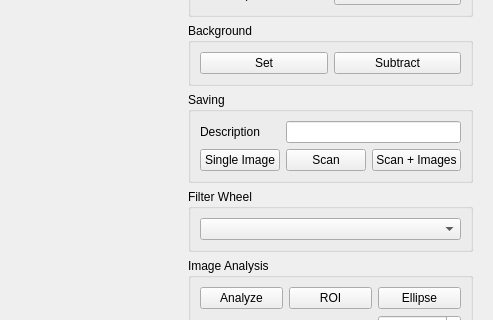
Qt form GRIT Operation/cameras/window.ui (afisher000/Radiabeam) before a commit; both pictures show x 512 to 1005 and y 221 to 541 of the 1005 by 759 pixel window.
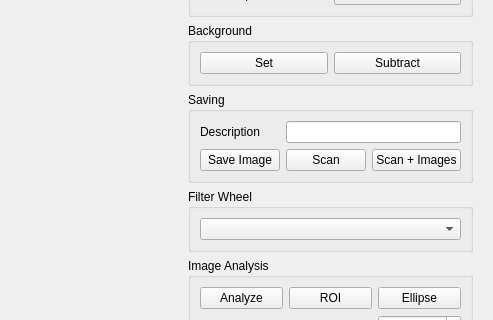
The same form after that commit.

Diff of the .ui file:
```diff
--- a/GRIT Operation/cameras/window.ui
+++ b/GRIT Operation/cameras/window.ui
@@ -171,13 +171,6 @@
          <string>Saving</string>
         </property>
         <layout class="QGridLayout" name="gridLayout_3">
-         <item row="1" column="0">
-          <widget class="QPushButton" name="singleButton">
-           <property name="text">
-            <string>Single Image</string>
-           </property>
-          </widget>
-         </item>
          <item row="0" column="1" colspan="2">
           <widget class="QLineEdit" name="descriptionEdit">
            <property name="sizePolicy">
@@ -209,6 +202,13 @@
            </property>
           </widget>
          </item>
+         <item row="1" column="0">
+          <widget class="QPushButton" name="saveButton">
+           <property name="text">
+            <string>Save Image</string>
+           </property>
+          </widget>
+         </item>
         </layout>
        </widget>
       </item>
```
Left out of the diff: 14 changed lines with no effect on the pictures.
